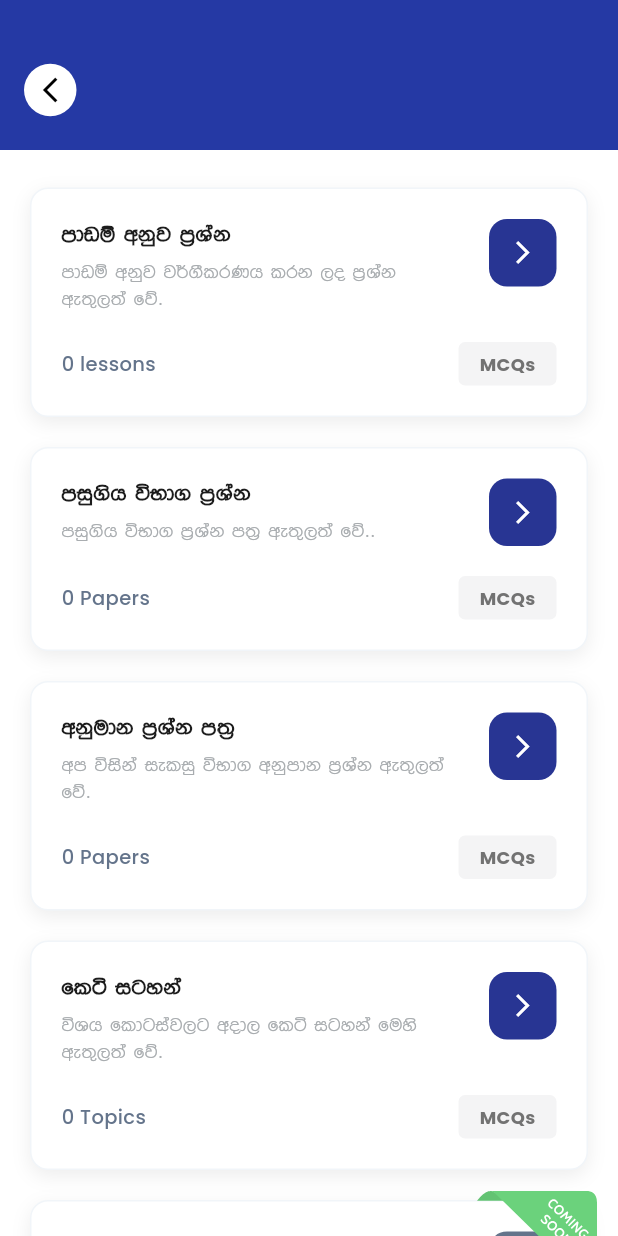
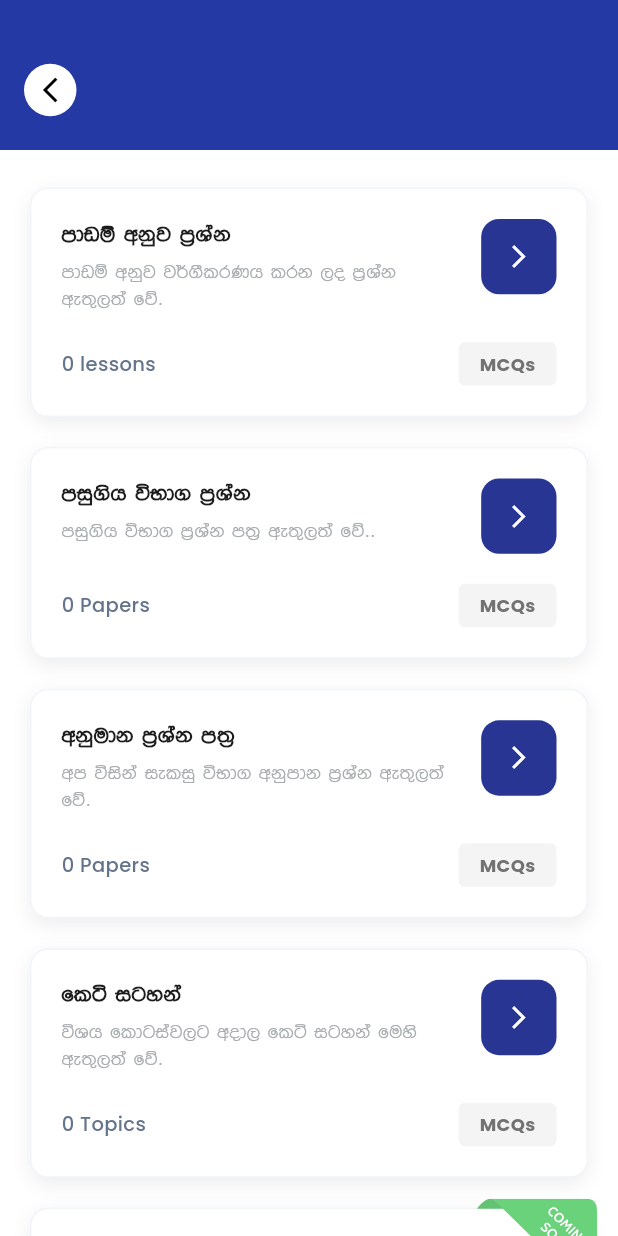
Before and after one commit to Dilshan189/Smart_Guru, a Flutter app: the LessonScreen screen opened directly with empty values, on a phone screen of 412 x 824 dp. Run offline on Flutter 3.47's test engine with Material 3 defaults, Android fonts, the phone set to English and light mode, and no system bars; our stand-ins replace audioplayers, carousel_slider, device_preview, dio, fl_chart, flutter_svg and 4 more; accounts and stored records are empty; network calls fail.

Commit message:
style: fix: adjust back button and icon container dimensions in past papers, short notes, and lesson screens.

```diff
--- a/lib/screen/dashboard/home/lesson.screen.dart
+++ b/lib/screen/dashboard/home/lesson.screen.dart
@@ -246,8 +246,8 @@ class _LessonScreenState extends State<LessonScreen> {
                                   ),
                                   const SizedBox(width: 15),
                                   Container(
-                                    width: 45,
-                                    height: 45,
+                                    width: 50.22,
+                                    height: 50.22,
                                     decoration: BoxDecoration(
                                       color: isComingSoon
                                           ? const Color(0xFF64748B) // Grayish
--- a/lib/screen/dashboard/home/past.model.papers.screen.dart
+++ b/lib/screen/dashboard/home/past.model.papers.screen.dart
@@ -93,8 +93,8 @@ class _PastModelPapersScreenState extends State<PastModelPapersScreen> {
               GestureDetector(
                 onTap: () => Navigator.pop(context),
                 child: Container(
-                  width: 48,
-                  height: 48,
+                  width: 35,
+                  height: 35,
                   decoration: const BoxDecoration(
                     color: AppColors.surfaceWhite,
                     shape: BoxShape.circle,
--- a/lib/screen/dashboard/home/short.note.screen.dart
+++ b/lib/screen/dashboard/home/short.note.screen.dart
@@ -58,8 +58,8 @@ class _ShortNoteScreenState extends State<ShortNoteScreen> {
               GestureDetector(
                 onTap: () => Navigator.pop(context),
                 child: Container(
-                  width: 48,
-                  height: 48,
+                  width: 35,
+                  height: 35,
                   decoration: const BoxDecoration(
                     color: AppColors.surfaceWhite,
                     shape: BoxShape.circle,
```
